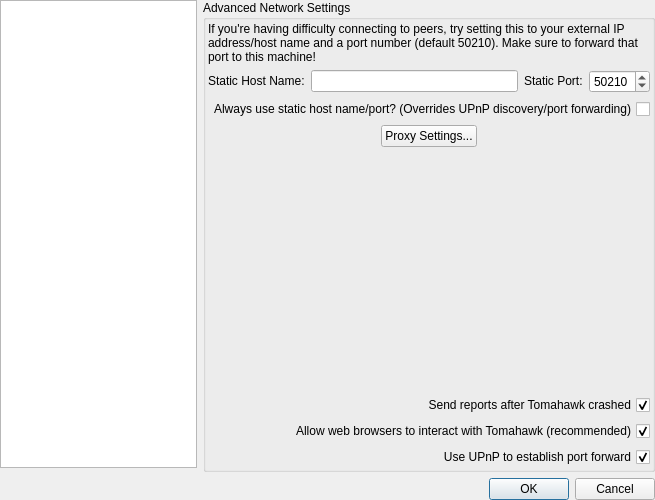
tomahawk-player/tomahawk, file src/StackedSettingsDialog.ui: the form before one commit.
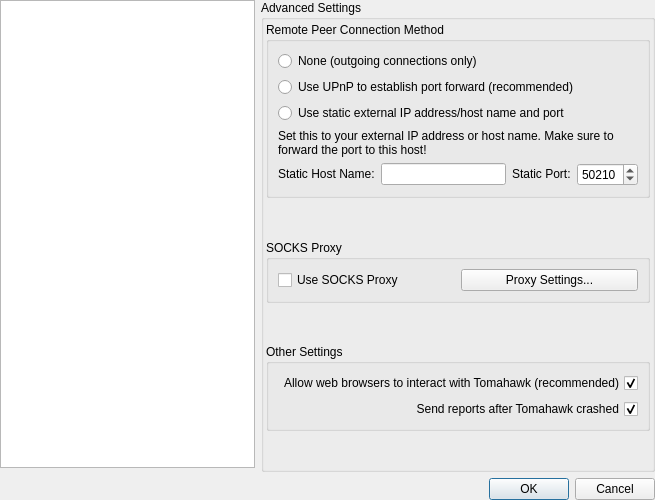
The form after the commit. The open tabs and pages were chosen to show the change. Custom widgets are drawn as their Qt base class.

Commit message: Fix up the advanced settings dialog. Make it more clear whether UPnP/Static/LAN-only is going to be used. Use a checkbox to enable proxy since we'll likely never support anything other than socks -- at least, not anytime soon. Group items in a nicer fashion.

Diff of the .ui file:
```diff
--- a/src/StackedSettingsDialog.ui
+++ b/src/StackedSettingsDialog.ui
@@ -242,16 +242,38 @@
             </sizepolicy>
            </property>
            <property name="title">
-            <string>Advanced Network Settings</string>
+            <string>Advanced Settings</string>
            </property>
            <layout class="QVBoxLayout" name="verticalLayout_13">
             <property name="margin">
              <number>2</number>
             </property>
             <item>
-             <layout class="QVBoxLayout" name="staticSettingsLayout">
+             <widget class="QGroupBox" name="remoteConnectionsGroupBox">
+              <property name="title">
+               <string>Remote Peer Connection Method</string>
+              </property>
+              <layout class="QVBoxLayout" name="verticalLayout_6">
               <item>
-               <layout class="QHBoxLayout" name="staticPreferredLayout"/>
+                <widget class="QRadioButton" name="lanOnlyRadioButton">
+                 <property name="text">
+                  <string>None (outgoing connections only)</string>
+                 </property>
+                </widget>
+               </item>
+               <item>
+                <widget class="QRadioButton" name="upnpRadioButton">
+                 <property name="text">
+                  <string>Use UPnP to establish port forward (recommended)</string>
+                 </property>
+                </widget>
+               </item>
+               <item>
+                <widget class="QRadioButton" name="staticIpRadioButton">
+                 <property name="text">
+                  <string>Use static external IP address/host name and port</string>
+                 </property>
+                </widget>
               </item>
               <item>
                <widget class="QLabel" name="staticHostNamePortLabel">
@@ -262,7 +284,7 @@
                  </sizepolicy>
                 </property>
                 <property name="text">
-                 <string>If you're having difficulty connecting to peers, try setting this to your external IP address/host name and a port number (default 50210). Make sure to forward that port to this machine!</string>
+                  <string>Set this to your external IP address or host name. Make sure to forward the port to this host!</string>
                 </property>
                 <property name="wordWrap">
                  <bool>true</bool>
@@ -312,32 +334,34 @@
                 </item>
                </layout>
               </item>
-              <item>
-               <widget class="QCheckBox" name="checkBoxStaticPreferred">
-                <property name="layoutDirection">
-                 <enum>Qt::RightToLeft</enum>
-                </property>
-                <property name="text">
-                 <string>Always use static host name/port? (Overrides UPnP discovery/port forwarding)</string>
-                </property>
-               </widget>
-              </item>
-             </layout>
+              </layout>
+             </widget>
             </item>
             <item>
-             <layout class="QHBoxLayout" name="proxySettingsHLayout">
-              <item>
-               <spacer name="proxySettingsLeftSpacer">
+             <spacer name="verticalSpacer">
                 <property name="orientation">
-                 <enum>Qt::Horizontal</enum>
+               <enum>Qt::Vertical</enum>
                 </property>
                 <property name="sizeHint" stdset="0">
                  <size>
-                  <width>40</width>
-                  <height>20</height>
+                <width>20</width>
+                <height>40</height>
                  </size>
                 </property>
                </spacer>
+            </item>
+            <item>
+             <widget class="QGroupBox" name="proxyGroupBox">
+              <property name="title">
+               <string>SOCKS Proxy</string>
+              </property>
+              <layout class="QHBoxLayout" name="horizontalLayout_3">
+               <item>
+                <widget class="QCheckBox" name="enableProxyCheckBox">
+                 <property name="text">
+                  <string>Use SOCKS Proxy</string>
+                 </property>
+                </widget>
               </item>
               <item>
                <widget class="QPushButton" name="proxyButton">
@@ -346,20 +370,8 @@
                 </property>
                </widget>
               </item>
-              <item>
-               <spacer name="proxySettingsRightSpacer">
-                <property name="orientation">
-                 <enum>Qt::Horizontal</enum>
-                </property>
-                <property name="sizeHint" stdset="0">
-                 <size>
-                  <width>40</width>
-                  <height>20</height>
-                 </size>
-                </property>
-               </spacer>
-              </item>
-             </layout>
+              </layout>
+             </widget>
             </item>
             <item>
              <spacer name="verticalSpacer_5">
@@ -375,18 +387,11 @@
              </spacer>
             </item>
             <item>
-             <widget class="QCheckBox" name="checkBoxReporter">
-              <property name="layoutDirection">
-               <enum>Qt::RightToLeft</enum>
+             <widget class="QGroupBox" name="otherSettingsGroupBox">
+              <property name="title">
+               <string>Other Settings</string>
               </property>
-              <property name="text">
-               <string>Send reports after Tomahawk crashed</string>
-              </property>
-              <property name="checked">
-               <bool>true</bool>
-              </property>
-             </widget>
-            </item>
+              <layout class="QVBoxLayout" name="verticalLayout_2">
             <item>
              <widget class="QCheckBox" name="checkBoxHttp">
               <property name="layoutDirection">
@@ -401,17 +406,33 @@
              </widget>
             </item>
             <item>
-             <widget class="QCheckBox" name="checkBoxUpnp">
+                <widget class="QCheckBox" name="checkBoxReporter">
               <property name="layoutDirection">
                <enum>Qt::RightToLeft</enum>
               </property>
               <property name="text">
-               <string>Use UPnP to establish port forward</string>
+                  <string>Send reports after Tomahawk crashed</string>
               </property>
               <property name="checked">
                <bool>true</bool>
               </property>
              </widget>
+               </item>
+              </layout>
+             </widget>
+            </item>
+            <item>
+             <spacer name="verticalSpacer_4">
+              <property name="orientation">
+               <enum>Qt::Vertical</enum>
+              </property>
+              <property name="sizeHint" stdset="0">
+               <size>
+                <width>20</width>
+                <height>40</height>
+               </size>
+              </property>
+             </spacer>
             </item>
            </layout>
           </widget>
```
Left out of the diff: 4 changed lines with no effect on the pictures. Lines whose indentation alone changed are shown as unchanged. The commit also changes 7 other files.
